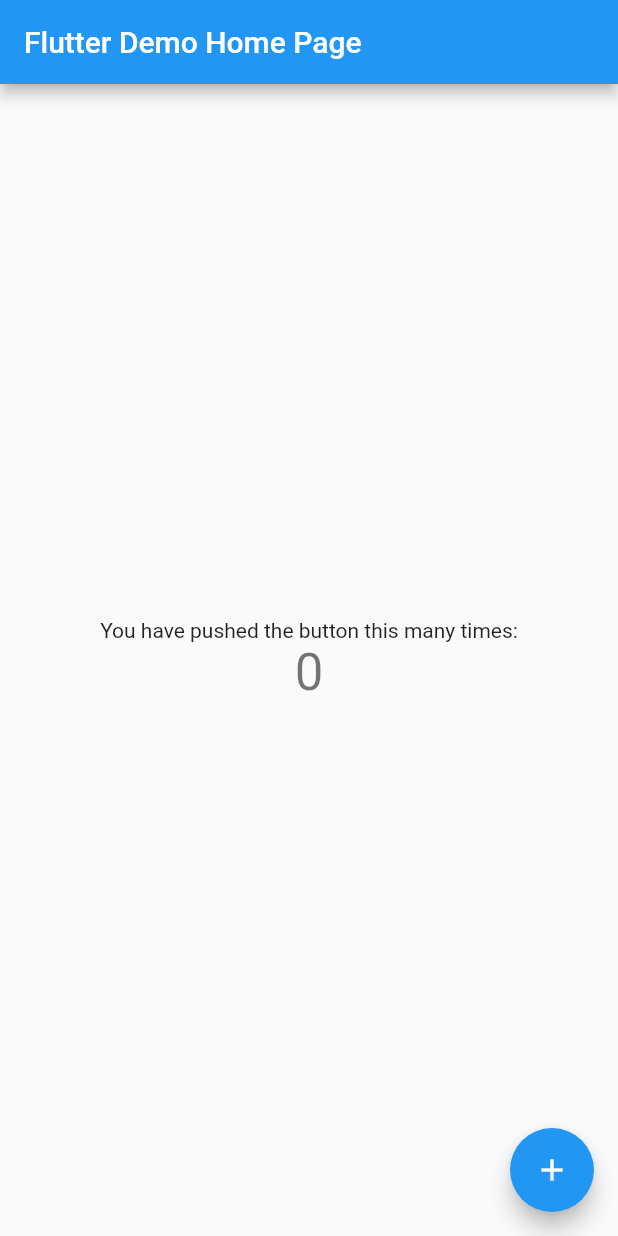
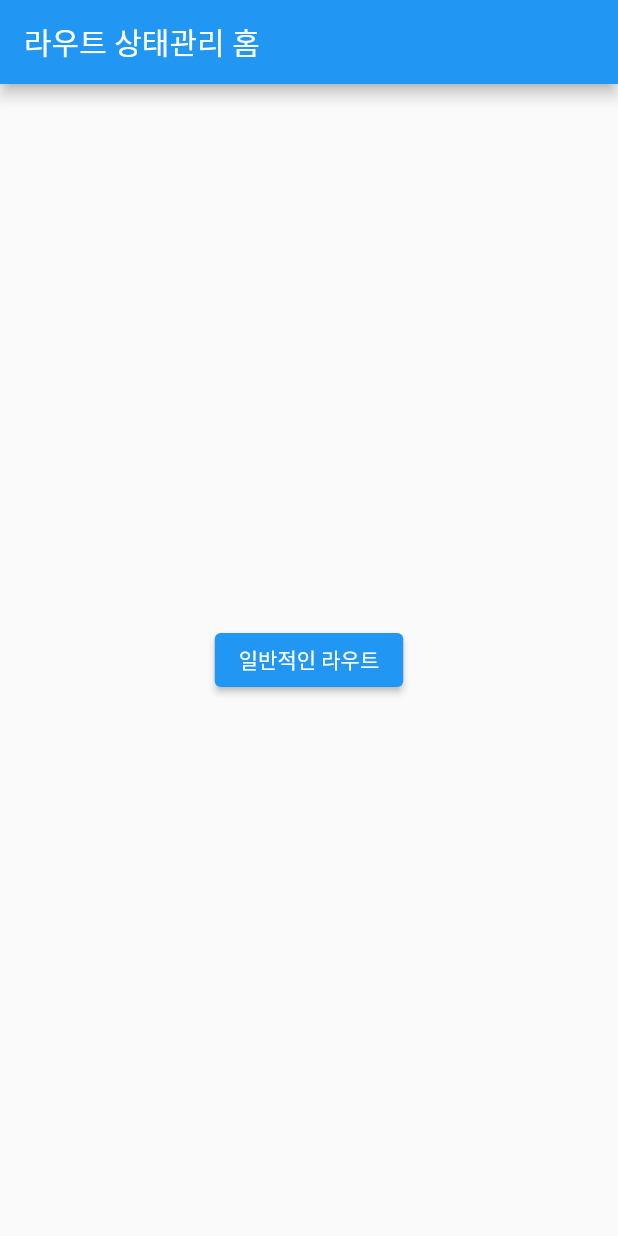
Before and after one commit to flutter-study-project/GetX-practice, a Flutter app: the screen it shows after launch, on a phone screen of 412 x 824 dp. Run offline on Flutter 3.47's test engine with Material 2 defaults, Android fonts, the phone set to English and light mode, and no system bars; our stand-ins replace get.

Commit message:
[추가] getx 설정 추가

```diff
--- a/lib/main.dart
+++ b/lib/main.dart
@@ -1,4 +1,6 @@
 import 'package:flutter/material.dart';
+import 'package:get/get.dart';
+import 'package:getx_practice/src/home.dart';
 
 void main() {
   runApp(MyApp());
@@ -8,106 +10,12 @@
   // This widget is the root of your application.
   @override
   Widget build(BuildContext context) {
-    return MaterialApp(
+    return GetMaterialApp(
       title: 'Flutter Demo',
       theme: ThemeData(
-        // This is the theme of your application.
-        //
-        // Try running your application with "flutter run". You'll see the
-        // application has a blue toolbar. Then, without quitting the app, try
-        // changing the primarySwatch below to Colors.green and then invoke
-        // "hot reload" (press "r" in the console where you ran "flutter run",
-        // or simply save your changes to "hot reload" in a Flutter IDE).
-        // Notice that the counter didn't reset back to zero; the application
-        // is not restarted.
         primarySwatch: Colors.blue,
       ),
-      home: MyHomePage(title: 'Flutter Demo Home Page'),
+      home: Home(),
     );
   }
 }
-
-class MyHomePage extends StatefulWidget {
-  MyHomePage({Key? key, required this.title}) : super(key: key);
-
-  // This widget is the home page of your application. It is stateful, meaning
-  // that it has a State object (defined below) that contains fields that affect
-  // how it looks.
-
-  // This class is the configuration for the state. It holds the values (in this
-  // case the title) provided by the parent (in this case the App widget) and
-  // used by the build method of the State. Fields in a Widget subclass are
-  // always marked "final".
-
-  final String title;
-
-  @override
-  _MyHomePageState createState() => _MyHomePageState();
-}
-
-class _MyHomePageState extends State<MyHomePage> {
-  int _counter = 0;
-
-  void _incrementCounter() {
-    setState(() {
-      // This call to setState tells the Flutter framework that something has
-      // changed in this State, which causes it to rerun the build method below
-      // so that the display can reflect the updated values. If we changed
-      // _counter without calling setState(), then the build method would not be
-      // called again, and so nothing would appear to happen.
-      _counter++;
-    });
-  }
-
-  @override
-  Widget build(BuildContext context) {
-    // This method is rerun every time setState is called, for instance as done
-    // by the _incrementCounter method above.
-    //
-    // The Flutter framework has been optimized to make rerunning build methods
-    // fast, so that you can just rebuild anything that needs updating rather
-    // than having to individually change instances of widgets.
-    return Scaffold(
-      appBar: AppBar(
-        // Here we take the value from the MyHomePage object that was created by
-        // the App.build method, and use it to set our appbar title.
-        title: Text(widget.title),
-      ),
-      body: Center(
-        // Center is a layout widget. It takes a single child and positions it
-        // in the middle of the parent.
-        child: Column(
-          // Column is also a layout widget. It takes a list of children and
-          // arranges them vertically. By default, it sizes itself to fit its
-          // children horizontally, and tries to be as tall as its parent.
-          //
-          // Invoke "debug painting" (press "p" in the console, choose the
-          // "Toggle Debug Paint" action from the Flutter Inspector in Android
-          // Studio, or the "Toggle Debug Paint" command in Visual Studio Code)
-          // to see the wireframe for each widget.
-          //
-          // Column has various properties to control how it sizes itself and
-          // how it positions its children. Here we use mainAxisAlignment to
-          // center the children vertically; the main axis here is the vertical
-          // axis because Columns are vertical (the cross axis would be
-          // horizontal).
-          mainAxisAlignment: MainAxisAlignment.center,
-          children: <Widget>[
-            Text(
-              'You have pushed the button this many times:',
-            ),
-            Text(
-              '$_counter',
-              style: Theme.of(context).textTheme.headline4,
-            ),
-          ],
-        ),
-      ),
-      floatingActionButton: FloatingActionButton(
-        onPressed: _incrementCounter,
-        tooltip: 'Increment',
-        child: Icon(Icons.add),
-      ), // This trailing comma makes auto-formatting nicer for build methods.
-    );
-  }
-}
--- /dev/null
+++ b/lib/src/home.dart
@@ -0,0 +1,28 @@
+import 'package:flutter/material.dart';
+import 'package:get/get.dart';
+import 'package:getx_practice/src/pages/normal/first.dart';
+
+class Home extends StatelessWidget {
+  const Home({Key? key}) : super(key: key);
+
+  @override
+  Widget build(BuildContext context) {
+    return Scaffold(
+      appBar: AppBar(
+        title: Text('라우트 상태관리 홈'),
+      ),
+      body: Center(
+        child: Column(
+          mainAxisAlignment: MainAxisAlignment.center,
+          children: [
+            ElevatedButton(
+                onPressed: () {
+                  Get.to(() => FirstPage());
+                },
+                child: Text('일반적인 라우트'))
+          ],
+        ),
+      ),
+    );
+  }
+}
--- a/pubspec.yaml
+++ b/pubspec.yaml
@@ -3,7 +3,7 @@
 
 # The following line prevents the package from being accidentally published to
 # pub.dev using `pub publish`. This is preferred for private packages.
-publish_to: 'none' # Remove this line if you wish to publish to pub.dev
+publish_to: "none" # Remove this line if you wish to publish to pub.dev
 
 # The following defines the version and build number for your application.
 # A version number is three numbers separated by dots, like 1.2.43
@@ -23,7 +23,7 @@
 dependencies:
   flutter:
     sdk: flutter
-
+  get:
 
   # The following adds the Cupertino Icons font to your application.
   # Use with the CupertinoIcons class for iOS style icons.
@@ -38,7 +38,6 @@
 
 # The following section is specific to Flutter.
 flutter:
-
   # The following line ensures that the Material Icons font is
   # included with your application, so that you can use the icons in
   # the material Icons class.
```
Also changed, not shown: lib/src/pages/normal/first.dart (added, +26 -0 lines), lib/src/pages/normal/second.dart (added, +30 -0 lines), pubspec.lock.
